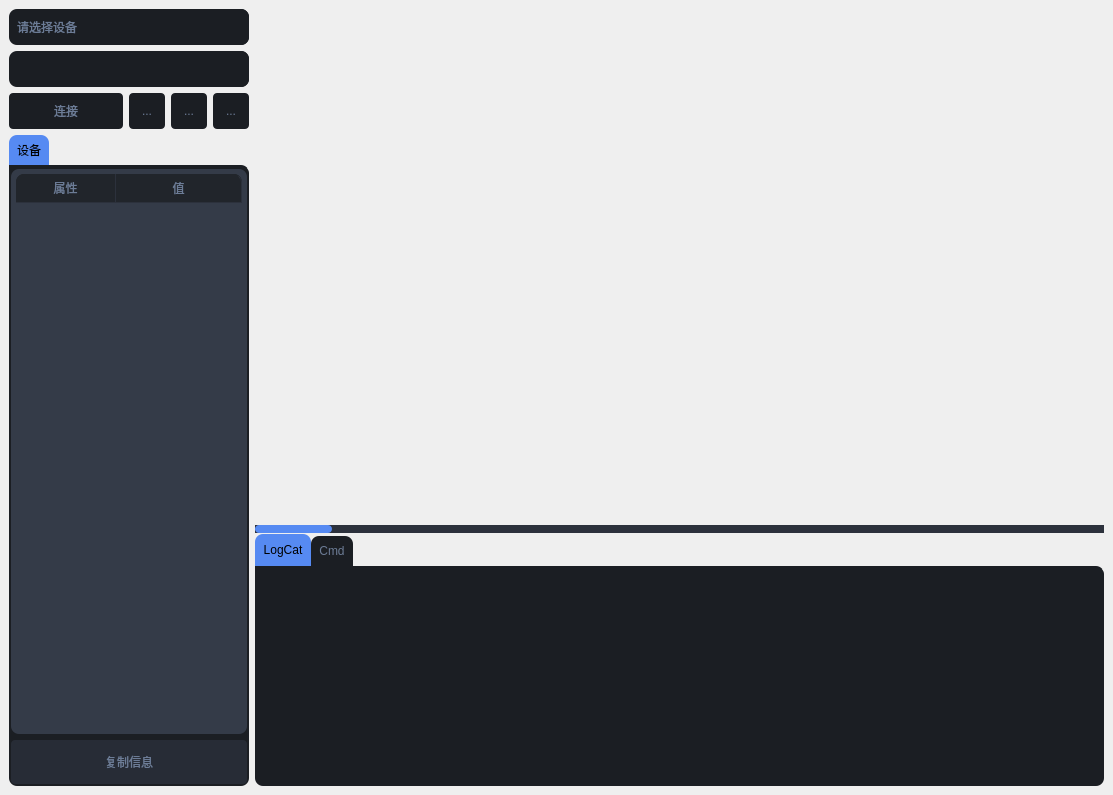
Before: the Qt Designer form src/perfcat/pages/profiler/ui_profiler.ui in kaluluosi/PerformanceCatcher, drawn with Qt 5.
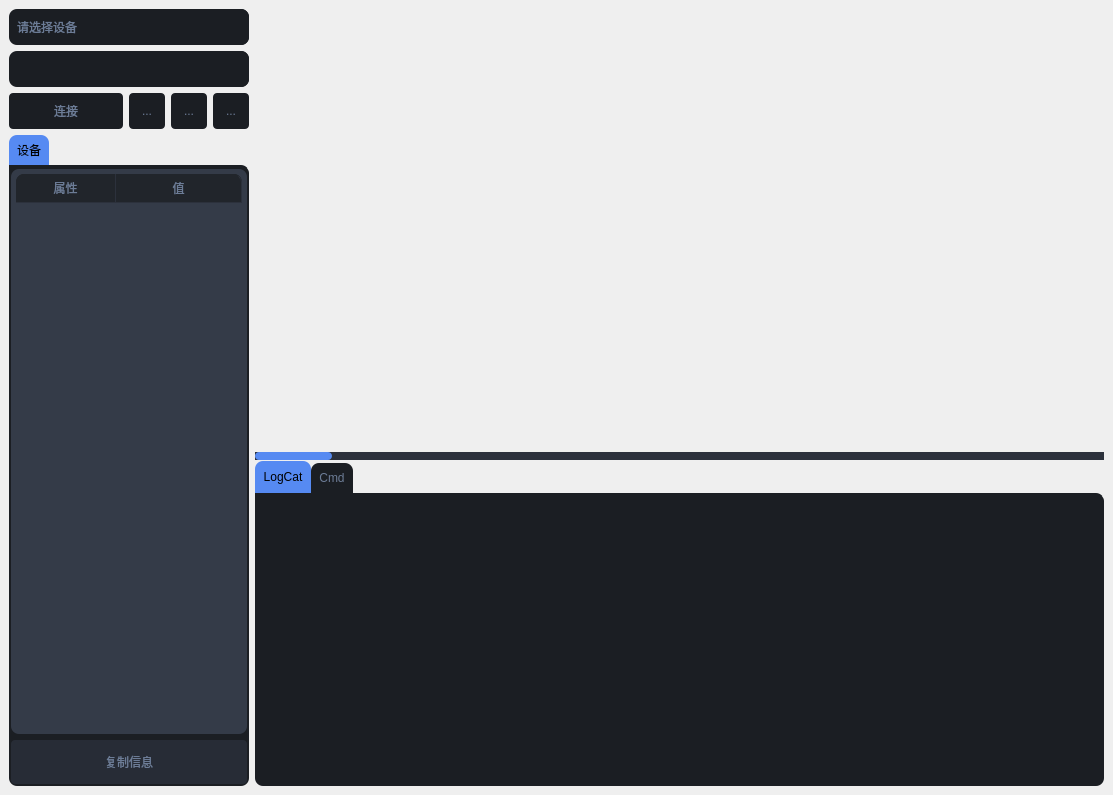
After: the same form once the commit is applied. The open tabs and pages were chosen to show the change. Icons and pictures are not drawn.

```diff
--- a/src/perfcat/pages/profiler/ui_profiler.ui
+++ b/src/perfcat/pages/profiler/ui_profiler.ui
@@ -1003,7 +1003,7 @@
                   <x>0</x>
                   <y>0</y>
                   <width>849</width>
-                  <height>448</height>
+                  <height>445</height>
                  </rect>
                 </property>
                 <property name="layoutDirection">
@@ -1087,6 +1087,12 @@
                 <enum>Qt::ElideLeft</enum>
                </property>
                <widget class="QWidget" name="tab_3">
+                <property name="sizePolicy">
+                 <sizepolicy hsizetype="Expanding" vsizetype="Expanding">
+                  <horstretch>0</horstretch>
+                  <verstretch>0</verstretch>
+                 </sizepolicy>
+                </property>
                 <attribute name="icon">
                  <iconset resource="../../asset.qrc">
                   <normaloff>:/icon_w/assets/svg_white/notification.svg</normaloff>
@@ -1095,6 +1101,7 @@
                 <attribute name="title">
                  <string>LogCat</string>
                 </attribute>
+                <layout class="QVBoxLayout" name="verticalLayout_8"/>
                </widget>
                <widget class="QWidget" name="tab_4">
                 <attribute name="icon">
```
Left out of the diff: 2 changed lines with no effect on the pictures.
